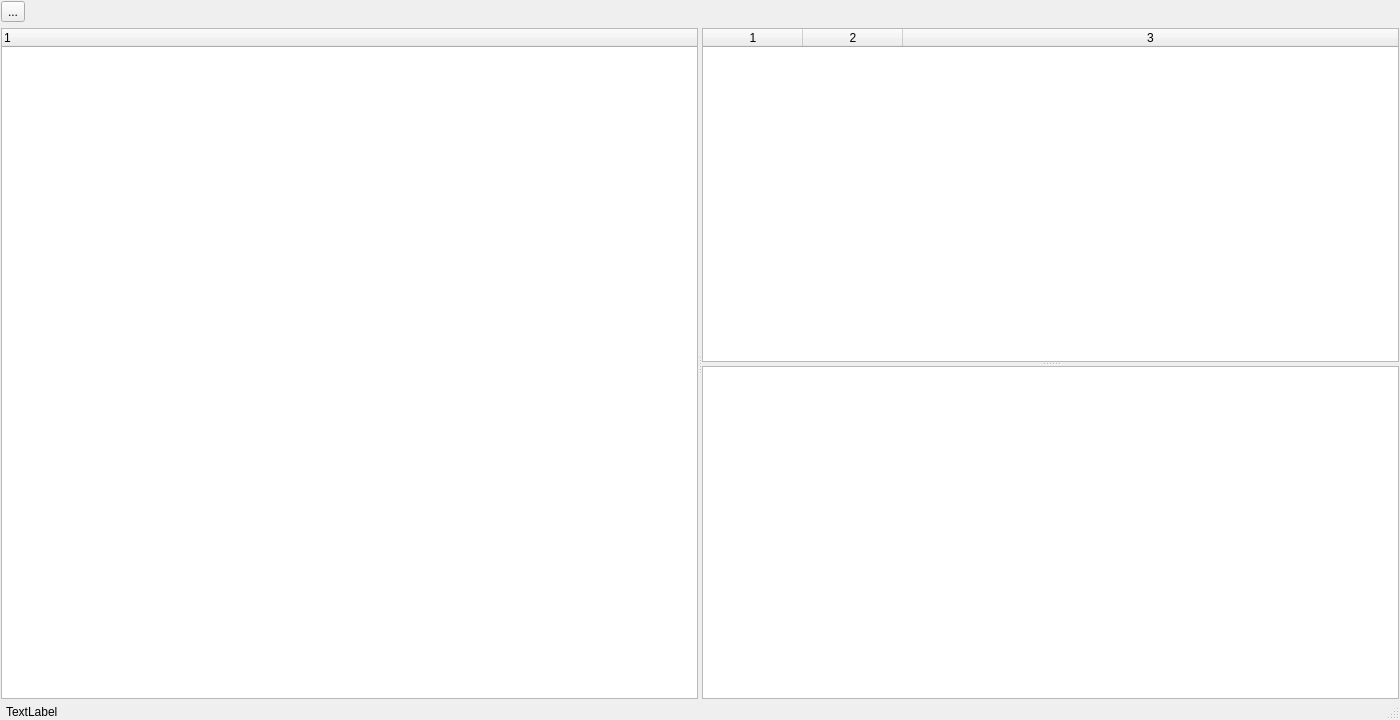
Qt form registryviewer.ui (pjrinaldi/wombatforensics) before a commit.
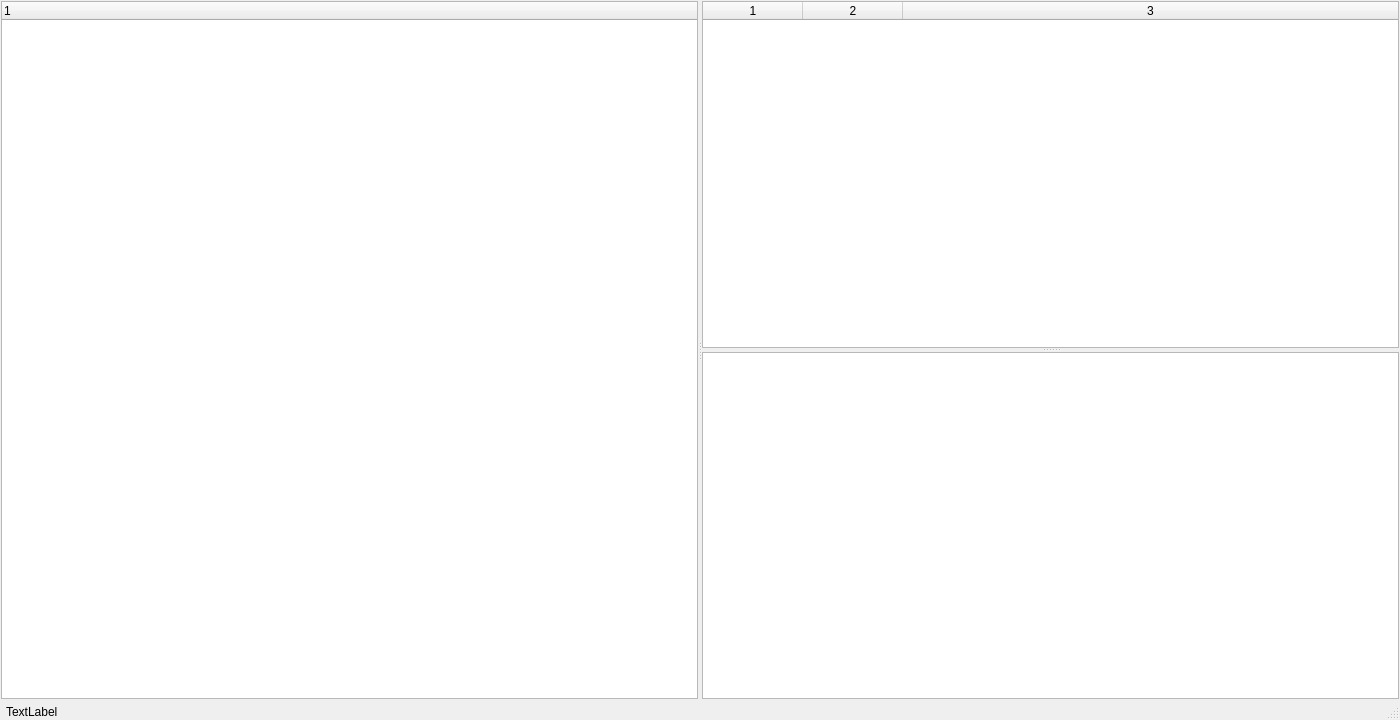
The same form after that commit.

What changed in the file:
```diff
--- a/registryviewer.ui
+++ b/registryviewer.ui
@@ -35,13 +35,6 @@
    <property name="bottomMargin">
     <number>1</number>
    </property>
-   <item>
-    <widget class="QToolButton" name="toolButton">
-     <property name="text">
-      <string>...</string>
-     </property>
-    </widget>
-   </item>
    <item>
     <widget class="QSplitter" name="splitter_3">
      <property name="sizePolicy">
```
